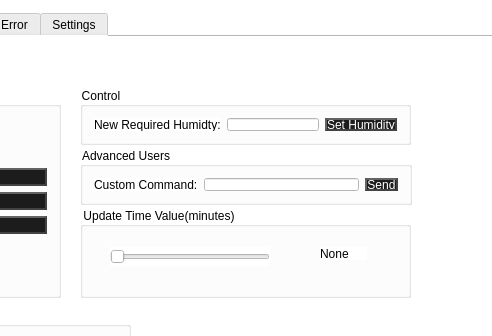
First picture: the form in wateringgui.ui, repository sYCH3L/Automated-Irrigation-System, before the edit; both pictures show x 213 to 705 and y 0 to 336 of the 807 by 496 pixel window.
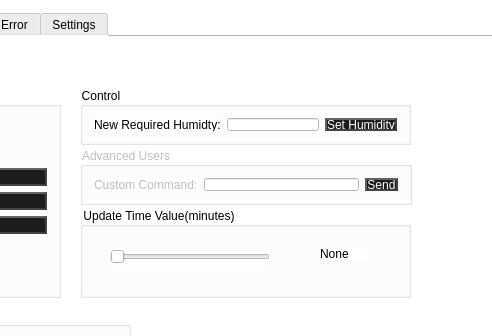
Second picture: the form after the edit. The open tabs and pages were chosen to show the change. Icons and pictures are not drawn.

Commit message: Added Custom Command power to Admin rights

What changed in the file:
```diff
--- a/wateringgui.ui
+++ b/wateringgui.ui
@@ -333,7 +333,7 @@
         </widget>
         <widget class="QGroupBox" name="advusr">
          <property name="enabled">
-          <bool>true</bool>
+          <bool>false</bool>
          </property>
          <property name="geometry">
           <rect>
```
Left out of the diff: 4 changed lines with no effect on the pictures. The commit also changes 1 other file.
